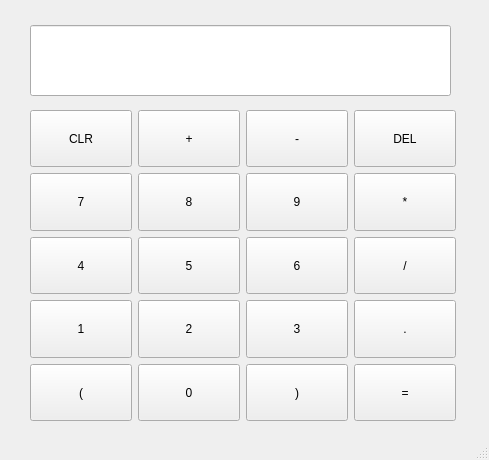
Qt form mainwindow.ui (Chtx666/Calc) before a commit.
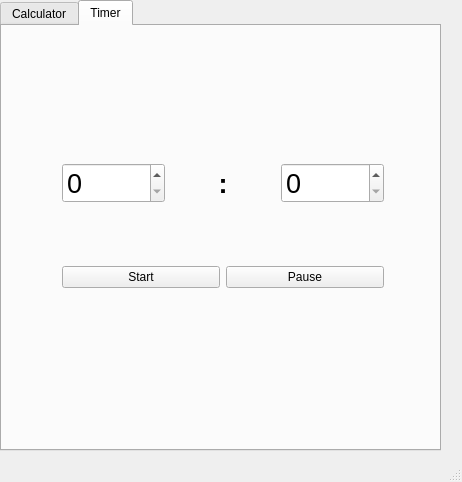
The same form after that commit.

What changed in the file:
```diff
--- a/mainwindow.ui
+++ b/mainwindow.ui
@@ -6,19 +6,35 @@
    <rect>
     <x>0</x>
     <y>0</y>
-    <width>489</width>
-    <height>460</height>
+    <width>462</width>
+    <height>482</height>
    </rect>
   </property>
   <property name="windowTitle">
    <string>MainWindow</string>
   </property>
   <widget class="QWidget" name="centralwidget">
+   <widget class="QTabWidget" name="tabWidget">
+    <property name="geometry">
+     <rect>
+      <x>0</x>
+      <y>0</y>
+      <width>441</width>
+      <height>451</height>
+     </rect>
+    </property>
+    <property name="currentIndex">
+     <number>1</number>
+    </property>
+    <widget class="QWidget" name="calcTab">
+     <attribute name="title">
+      <string>Calculator</string>
+     </attribute>
    <widget class="QLineEdit" name="lineEdit">
     <property name="geometry">
      <rect>
-      <x>30</x>
-      <y>25</y>
+        <x>10</x>
+        <y>10</y>
       <width>421</width>
       <height>71</height>
      </rect>
@@ -27,8 +43,8 @@
    <widget class="QWidget" name="layoutWidget">
     <property name="geometry">
      <rect>
-      <x>30</x>
-      <y>110</y>
+        <x>10</x>
+        <y>95</y>
       <width>426</width>
       <height>311</height>
      </rect>
@@ -301,6 +317,81 @@
       </widget>
      </item>
     </layout>
+     </widget>
+    </widget>
+    <widget class="QWidget" name="timeTab">
+     <attribute name="title">
+      <string>Timer</string>
+     </attribute>
+     <widget class="QWidget" name="verticalLayoutWidget">
+      <property name="geometry">
+       <rect>
+        <x>60</x>
+        <y>80</y>
+        <width>322</width>
+        <height>241</height>
+       </rect>
+      </property>
+      <layout class="QVBoxLayout" name="verticalLayout_3">
+       <item>
+        <layout class="QHBoxLayout" name="horizontalLayout">
+         <item>
+          <widget class="QSpinBox" name="minSpinBox">
+           <property name="font">
+            <font>
+             <pointsize>20</pointsize>
+            </font>
+           </property>
+          </widget>
+         </item>
+         <item>
+          <widget class="QLabel" name="colonLabel">
+           <property name="font">
+            <font>
+             <pointsize>20</pointsize>
+             <bold>true</bold>
+            </font>
+           </property>
+           <property name="text">
+            <string>:</string>
+           </property>
+           <property name="alignment">
+            <set>Qt::AlignmentFlag::AlignCenter</set>
+           </property>
+          </widget>
+         </item>
+         <item>
+          <widget class="QSpinBox" name="secSpinBox">
+           <property name="font">
+            <font>
+             <pointsize>20</pointsize>
+            </font>
+           </property>
+          </widget>
+         </item>
+        </layout>
+       </item>
+       <item>
+        <layout class="QHBoxLayout" name="horizontalLayout_3">
+         <item>
+          <widget class="QPushButton" name="startButton">
+           <property name="text">
+            <string>Start</string>
+           </property>
+          </widget>
+         </item>
+         <item>
+          <widget class="QPushButton" name="pauseButton">
+           <property name="text">
+            <string>Pause</string>
+           </property>
+          </widget>
+         </item>
+        </layout>
+       </item>
+      </layout>
+     </widget>
+    </widget>
    </widget>
   </widget>
   <widget class="QStatusBar" name="statusbar"/>
```
Lines whose indentation alone changed are shown as unchanged.
